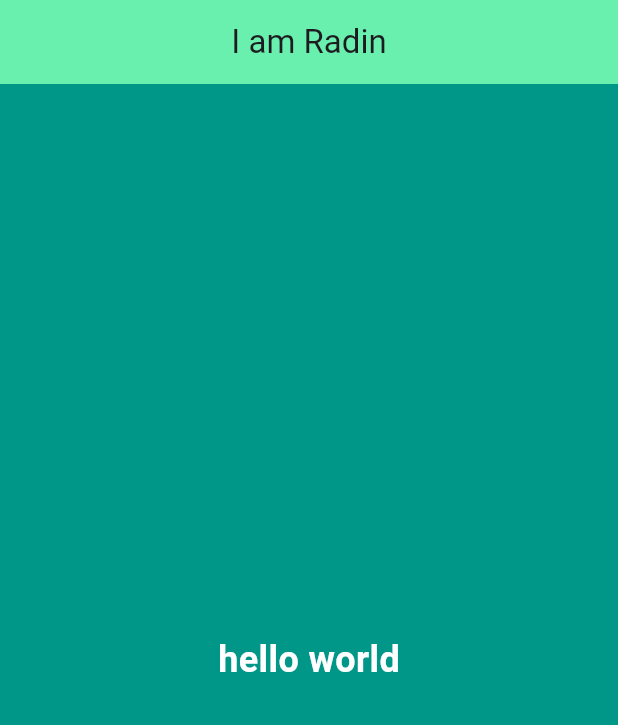
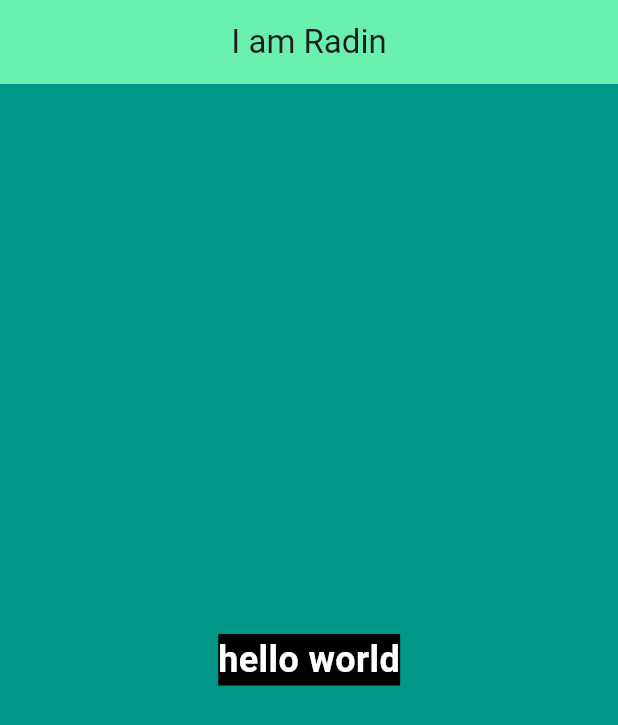
Before and after one commit to Radin05/myapp, a Flutter app: the screen it shows after launch, on a phone screen of 412 x 824 dp. Shown: the top 725 px of the screen. Run offline on Flutter 3.47's test engine with Material 3 defaults, Android fonts, the phone set to English and light mode, and no system bars.

Commit message:
background

```diff
--- a/lib/main.dart
+++ b/lib/main.dart
@@ -25,6 +25,7 @@ class MyApp extends StatelessWidget {
               fontSize: 24,
               fontWeight: FontWeight.bold,
               color: Colors.white,
+              backgroundColor: Colors.black
             ),
           ),
         ),
```
